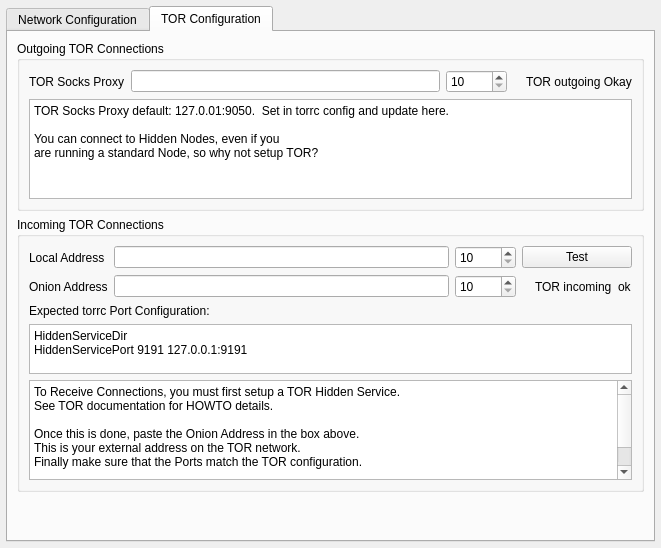
RetroShare/RetroShare, file retroshare-gui/src/gui/settings/ServerPage.ui: the form before one commit.
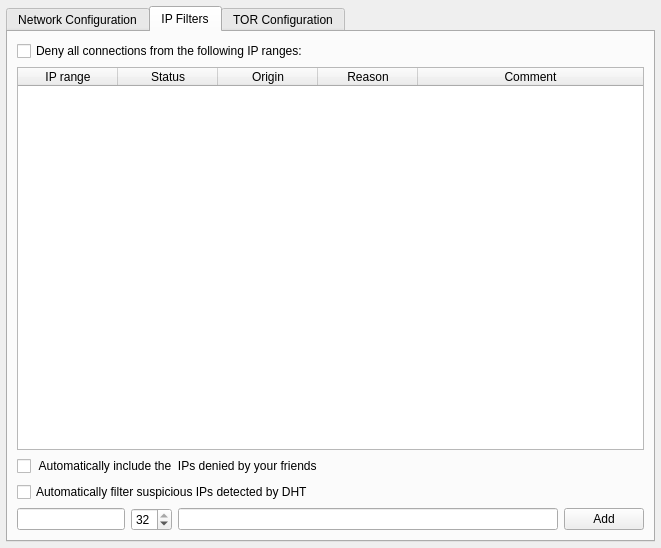
The form after the commit. Icons and pictures are not drawn.

Commit message: first UI prototype for IP ban list system. Not yet usable.

The edit to the form file:
```diff
--- a/retroshare-gui/src/gui/settings/ServerPage.ui
+++ b/retroshare-gui/src/gui/settings/ServerPage.ui
@@ -498,6 +498,128 @@
       <zorder></zorder>
       <zorder></zorder>
      </widget>
+     <widget class="QWidget" name="tab_2">
+      <attribute name="title">
+       <string>IP Filters</string>
+      </attribute>
+      <layout class="QVBoxLayout" name="verticalLayout_4">
+       <item>
+        <widget class="QCheckBox" name="denyAll_CB">
+         <property name="text">
+          <string>Deny all connections from the following IP ranges:</string>
+         </property>
+        </widget>
+       </item>
+       <item>
+        <widget class="QTableWidget" name="filteredIpsTable">
+         <property name="contextMenuPolicy">
+          <enum>Qt::CustomContextMenu</enum>
+         </property>
+         <property name="alternatingRowColors">
+          <bool>true</bool>
+         </property>
+         <property name="sortingEnabled">
+          <bool>false</bool>
+         </property>
+         <attribute name="horizontalHeaderStretchLastSection">
+          <bool>true</bool>
+         </attribute>
+         <column>
+          <property name="text">
+           <string>IP range</string>
+          </property>
+         </column>
+         <column>
+          <property name="text">
+           <string>Status</string>
+          </property>
+         </column>
+         <column>
+          <property name="text">
+           <string>Origin</string>
+          </property>
+         </column>
+         <column>
+          <property name="text">
+           <string>Reason</string>
+          </property>
+         </column>
+         <column>
+          <property name="text">
+           <string>Comment</string>
+          </property>
+         </column>
+        </widget>
+       </item>
+       <item>
+        <widget class="QCheckBox" name="includeFromFriends_CB">
+         <property name="text">
+          <string> Automatically include the  IPs denied by your friends</string>
+         </property>
+        </widget>
+       </item>
+       <item>
+        <widget class="QCheckBox" name="includeFromDHT_CB">
+         <property name="text">
+          <string>Automatically filter suspicious IPs detected by DHT</string>
+         </property>
+        </widget>
+       </item>
+       <item>
+        <layout class="QHBoxLayout" name="horizontalLayout_10">
+         <item>
+          <widget class="QLineEdit" name="ipInput_LE">
+           <property name="sizePolicy">
+            <sizepolicy hsizetype="Maximum" vsizetype="Fixed">
+             <horstretch>0</horstretch>
+             <verstretch>0</verstretch>
+            </sizepolicy>
+           </property>
+           <property name="toolTip">
+            <string>&lt;html&gt;&lt;head/&gt;&lt;body&gt;&lt;p&gt;Enter an IP range.  Accepted formats:&lt;/p&gt;&lt;p&gt;193.190.209.15&lt;/p&gt;&lt;p&gt;193.190.209.15/24&lt;/p&gt;&lt;p&gt;193.190.209.15/16&lt;/p&gt;&lt;/body&gt;&lt;/html&gt;</string>
+           </property>
+          </widget>
+         </item>
+         <item>
+          <widget class="QSpinBox" name="ipInputRange_SB">
+           <property name="minimum">
+            <number>16</number>
+           </property>
+           <property name="maximum">
+            <number>32</number>
+           </property>
+           <property name="singleStep">
+            <number>8</number>
+           </property>
+           <property name="value">
+            <number>32</number>
+           </property>
+          </widget>
+         </item>
+         <item>
+          <widget class="QLineEdit" name="ipInputComment_LE">
+           <property name="sizePolicy">
+            <sizepolicy hsizetype="MinimumExpanding" vsizetype="Fixed">
+             <horstretch>0</horstretch>
+             <verstretch>0</verstretch>
+            </sizepolicy>
+           </property>
+           <property name="toolTip">
+            <string>&lt;html&gt;&lt;head/&gt;&lt;body&gt;&lt;p&gt;Enter any comment you'd like&lt;/p&gt;&lt;/body&gt;&lt;/html&gt;</string>
+           </property>
+          </widget>
+         </item>
+         <item>
+          <widget class="QPushButton" name="ipInputAdd_PB">
+           <property name="text">
+            <string>Add</string>
+           </property>
+          </widget>
+         </item>
+        </layout>
+       </item>
+      </layout>
+     </widget>
      <widget class="QWidget" name="TorTAB">
       <attribute name="title">
        <string>TOR Configuration</string>
```
The commit also changes 7 other files.
